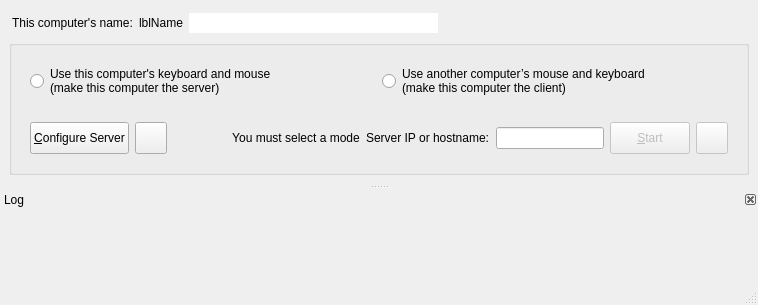
Old version of the form src/lib/gui/MainWindow.ui in the repository deskflow/deskflow.
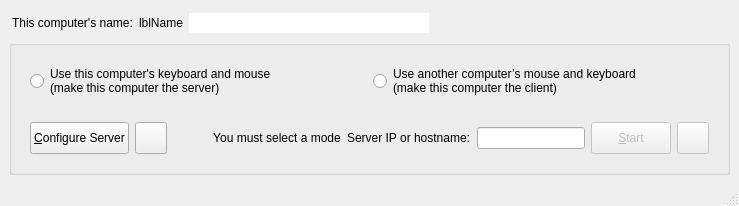
New version of the form. Icons and pictures are not drawn.

Commit message: refactor: new LogDock, handle hiding and float correctly'

Patch:
```diff
--- a/src/lib/gui/MainWindow.ui
+++ b/src/lib/gui/MainWindow.ui
@@ -2,14 +2,6 @@
 <ui version="4.0">
  <class>MainWindow</class>
  <widget class="QMainWindow" name="MainWindow">
-  <property name="geometry">
-   <rect>
-    <x>0</x>
-    <y>0</y>
-    <width>758</width>
-    <height>305</height>
-   </rect>
-  </property>
   <property name="windowTitle">
    <string>Deskflow</string>
   </property>
@@ -468,21 +460,6 @@
    </layout>
   </widget>
   <widget class="QStatusBar" name="statusBar"/>
-  <widget class="QDockWidget" name="dockLog">
-   <property name="features">
-    <set>QDockWidget::DockWidgetFeature::DockWidgetClosable</set>
-   </property>
-   <property name="allowedAreas">
-    <set>Qt::DockWidgetArea::BottomDockWidgetArea</set>
-   </property>
-   <property name="windowTitle">
-    <string>Log</string>
-   </property>
-   <attribute name="dockWidgetArea">
-    <number>8</number>
-   </attribute>
-   <widget class="QWidget" name="dockLogContents"/>
-  </widget>
  </widget>
  <resources/>
  <connections/>
```
The commit also changes 24 other files.
